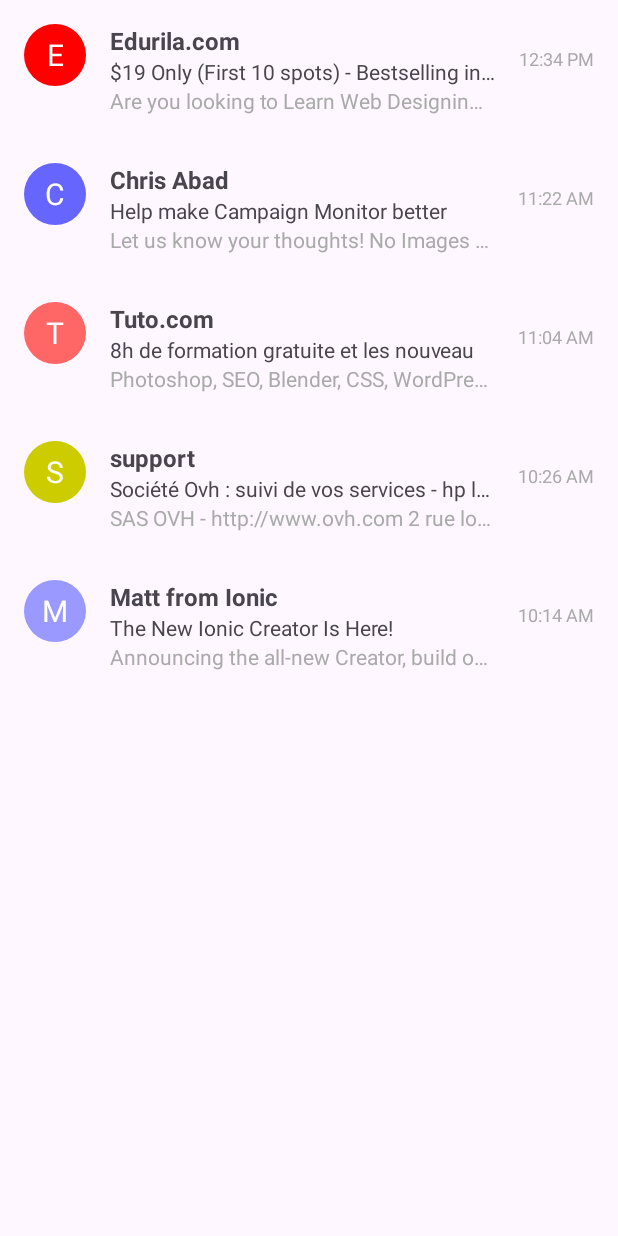
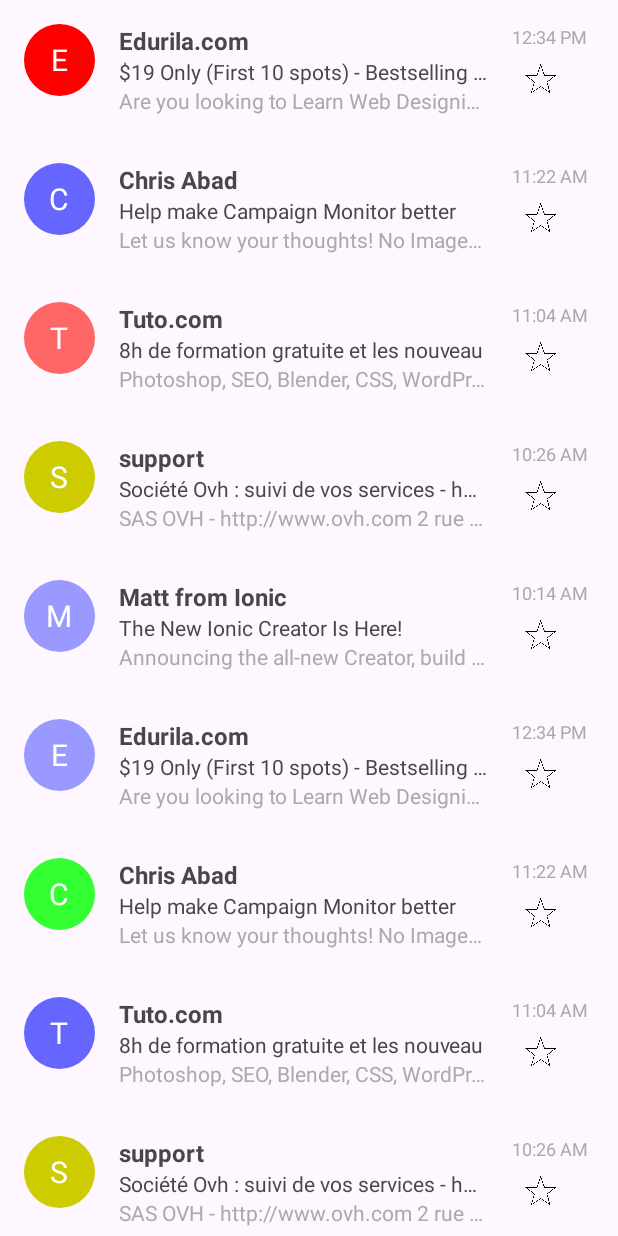
Before and after one commit to Dark-Explorer/EmailInbox, an Android app: the screen it shows after launch (MainActivity), on a phone screen of 412 x 824 dp. Run offline under Robolectric (Android 15) with nearby library versions, the phone set to English and light mode, and no system bars.

Commit message:
Update star image

```diff
--- a/app/src/main/java/com/example/emailinbox/MainActivity.kt
+++ b/app/src/main/java/com/example/emailinbox/MainActivity.kt
@@ -69,6 +69,41 @@ class MainActivity : AppCompatActivity() {
                 "Announcing the all-new Creator, build out of this world content",
                 "10:14 AM",
                 colors.random()
+            ),
+            EmailItem(
+                "Edurila.com",
+                "$19 Only (First 10 spots) - Bestselling in online course",
+                "Are you looking to Learn Web Designing on our site?",
+                "12:34 PM",
+                colors.random()
+            ),
+            EmailItem(
+                "Chris Abad",
+                "Help make Campaign Monitor better",
+                "Let us know your thoughts! No Images needed!",
+                "11:22 AM",
+                colors.random()
+            ),
+            EmailItem(
+                "Tuto.com",
+                "8h de formation gratuite et les nouveau",
+                "Photoshop, SEO, Blender, CSS, WordPress, HTML...",
+                "11:04 AM",
+                colors.random()
+            ),
+            EmailItem(
+                "support",
+                "Société Ovh : suivi de vos services - hp lorem ipsum...",
+                "SAS OVH - http://www.ovh.com 2 rue lorem ipsum",
+                "10:26 AM",
+                colors.random()
+            ),
+            EmailItem(
+                "Matt from Ionic",
+                "The New Ionic Creator Is Here!",
+                "Announcing the all-new Creator, build out of this world content",
+                "10:14 AM",
+                colors.random()
             )
         )
     }
--- a/app/src/main/res/layout/item_email.xml
+++ b/app/src/main/res/layout/item_email.xml
@@ -8,8 +8,8 @@
 
     <TextView
         android:id="@+id/avatarText"
-        android:layout_width="41dp"
-        android:layout_height="41dp"
+        android:layout_width="47dp"
+        android:layout_height="48dp"
         android:background="@drawable/circle_background"
         android:gravity="center"
         android:textColor="@android:color/white"
@@ -18,7 +18,7 @@
     <LinearLayout
         android:layout_width="0dp"
         android:layout_height="wrap_content"
-        android:layout_weight="1"
+        android:layout_weight="3.5"
         android:layout_marginStart="16dp"
         android:orientation="vertical">
 
@@ -50,12 +50,30 @@
 
     </LinearLayout>
 
-    <TextView
-        android:id="@+id/timeText"
-        android:layout_width="wrap_content"
-        android:layout_height="wrap_content"
-        android:layout_marginStart="16dp"
-        android:textSize="12sp"
-        android:textColor="@android:color/darker_gray"/>
+    <LinearLayout
+        android:layout_width="0dp"
+        android:layout_height="60dp"
+        android:layout_weight="1"
+        android:orientation="vertical">
+
+        <TextView
+            android:id="@+id/timeText"
+            android:layout_width="wrap_content"
+            android:layout_height="wrap_content"
+            android:layout_marginStart="16dp"
+            android:textColor="@android:color/darker_gray"
+            android:textSize="12sp" />
+
+        <ImageView
+            android:id="@+id/starImage"
+            android:layout_width="match_parent"
+            android:layout_height="20dp"
+            android:layout_marginTop="10dp"
+            android:src="@drawable/star" />
+
+
+    </LinearLayout>
+
+
 
 </LinearLayout>
```
Also changed, not shown: app/src/main/res/drawable/star.png (added).
